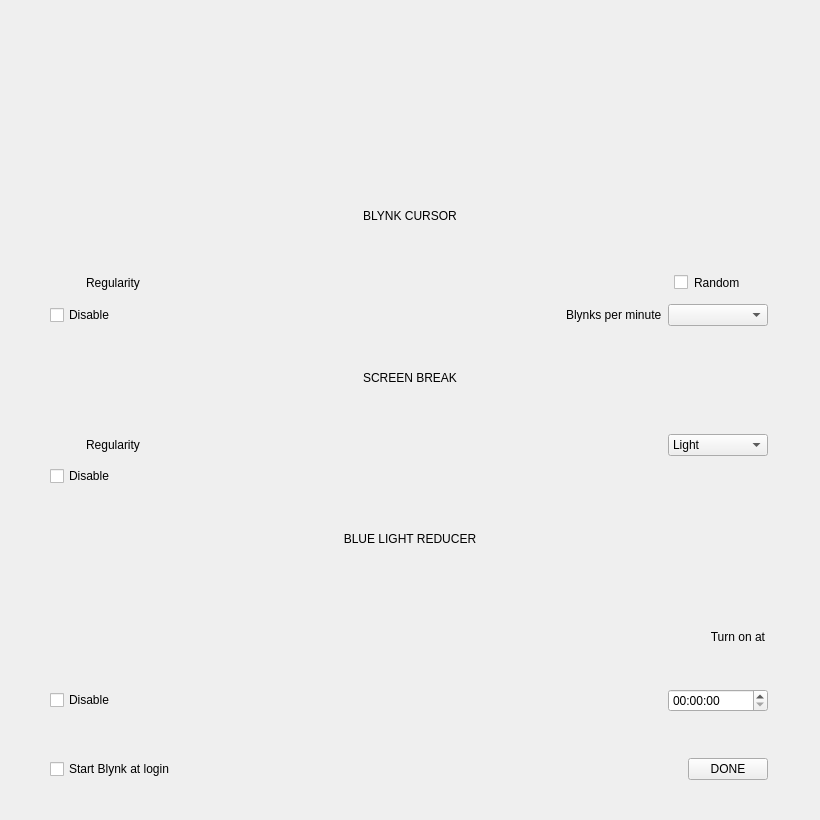
Qt form blynk/blynkwindow.ui (flegall2014/Blynk) before a commit.
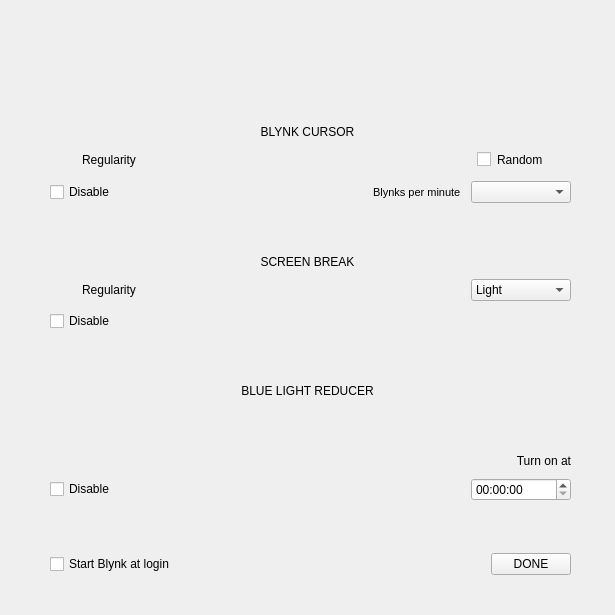
The same form after that commit. Icons and pictures are not drawn. Custom widgets are drawn as their Qt base class.

Patch:
```diff
--- a/blynk/blynkwindow.ui
+++ b/blynk/blynkwindow.ui
@@ -6,20 +6,20 @@
    <rect>
     <x>0</x>
     <y>0</y>
-    <width>820</width>
-    <height>820</height>
+    <width>615</width>
+    <height>615</height>
    </rect>
   </property>
   <property name="minimumSize">
    <size>
-    <width>640</width>
-    <height>640</height>
+    <width>615</width>
+    <height>615</height>
    </size>
   </property>
   <property name="maximumSize">
    <size>
-    <width>820</width>
-    <height>820</height>
+    <width>615</width>
+    <height>615</height>
    </size>
   </property>
   <property name="windowTitle">
@@ -41,77 +41,11 @@
    <property name="verticalSpacing">
     <number>6</number>
    </property>
-   <item row="10" column="0">
-    <layout class="QHBoxLayout" name="horizontalLayout_11" stretch="0,0,0">
-     <property name="leftMargin">
-      <number>10</number>
-     </property>
-     <property name="rightMargin">
-      <number>12</number>
-     </property>
-     <item>
-      <widget class="QCheckBox" name="wBlueLightReducerEnabled">
-       <property name="text">
-        <string>Disable</string>
-       </property>
-      </widget>
-     </item>
-     <item>
-      <spacer name="horizontalSpacer_3">
-       <property name="orientation">
-        <enum>Qt::Horizontal</enum>
-       </property>
-       <property name="sizeHint" stdset="0">
-        <size>
-         <width>40</width>
-         <height>20</height>
-        </size>
-       </property>
-      </spacer>
-     </item>
-     <item>
-      <widget class="QTimeEdit" name="wStartTimeEdit">
-       <property name="sizePolicy">
-        <sizepolicy hsizetype="Fixed" vsizetype="Fixed">
-         <horstretch>0</horstretch>
-         <verstretch>0</verstretch>
-        </sizepolicy>
-       </property>
-       <property name="minimumSize">
-        <size>
-         <width>100</width>
-         <height>0</height>
-        </size>
-       </property>
-       <property name="maximumSize">
-        <size>
-         <width>100</width>
-         <height>16777215</height>
-        </size>
-       </property>
-      </widget>
-     </item>
-    </layout>
-   </item>
-   <item row="0" column="0">
-    <layout class="QVBoxLayout" name="verticalLayout">
-     <item>
-      <layout class="QHBoxLayout" name="horizontalLayout_2">
-       <item>
-        <widget class="ImageWidget" name="wLogoArea" native="true"/>
-       </item>
-      </layout>
-     </item>
-    </layout>
-   </item>
-   <item row="11" column="0">
-    <spacer name="verticalSpacer">
+   <item row="5" column="0">
+    <spacer name="verticalSpacer_4">
      <property name="orientation">
       <enum>Qt::Vertical</enum>
      </property>
-     <property name="sizeType">
-      <enum>QSizePolicy::Fixed</enum>
-     </property>
      <property name="sizeHint" stdset="0">
       <size>
        <width>20</width>
@@ -121,148 +55,58 @@
     </spacer>
    </item>
    <item row="6" column="0">
-    <layout class="QHBoxLayout" name="horizontalLayout_4">
-     <property name="leftMargin">
-      <number>0</number>
-     </property>
-     <property name="rightMargin">
-      <number>12</number>
-     </property>
+    <layout class="QHBoxLayout" name="horizontalLayout_5">
      <item>
-      <widget class="QPushButton" name="wScreenBreakHelp">
-       <property name="sizePolicy">
-        <sizepolicy hsizetype="Fixed" vsizetype="Fixed">
-         <horstretch>0</horstretch>
-         <verstretch>0</verstretch>
-        </sizepolicy>
-       </property>
+      <widget class="QLabel" name="wScreenBreakLabel">
        <property name="text">
-        <string/>
+        <string>SCREEN BREAK</string>
        </property>
-       <property name="icon">
-        <iconset resource="resources.qrc">
-         <normaloff>:/icons/ico-question.png</normaloff>:/icons/ico-question.png</iconset>
+       <property name="alignment">
+        <set>Qt::AlignCenter</set>
        </property>
-       <property name="iconSize">
-        <size>
-         <width>32</width>
-         <height>32</height>
-        </size>
-       </property>
-       <property name="flat">
-        <bool>true</bool>
-       </property>
-      </widget>
-     </item>
-     <item>
-      <widget class="QLabel" name="label_4">
-       <property name="text">
-        <string>Regularity</string>
-       </property>
-      </widget>
-     </item>
-     <item>
-      <layout class="QVBoxLayout" name="verticalLayout_3">
-       <item>
-        <spacer name="verticalSpacer_3">
-         <property name="orientation">
-          <enum>Qt::Vertical</enum>
-         </property>
-         <property name="sizeType">
-          <enum>QSizePolicy::Fixed</enum>
-         </property>
-         <property name="sizeHint" stdset="0">
-          <size>
-           <width>20</width>
-           <height>30</height>
-          </size>
-         </property>
-        </spacer>
-       </item>
-       <item>
-        <widget class="Slider" name="wScreenBreakSlider" native="true">
-         <property name="sizePolicy">
-          <sizepolicy hsizetype="Expanding" vsizetype="Preferred">
-           <horstretch>0</horstretch>
-           <verstretch>0</verstretch>
-          </sizepolicy>
-         </property>
-        </widget>
-       </item>
-      </layout>
-     </item>
-     <item>
-      <widget class="QPushButton" name="wScreenBreakStrengthHelp">
-       <property name="sizePolicy">
-        <sizepolicy hsizetype="Fixed" vsizetype="Fixed">
-         <horstretch>0</horstretch>
-         <verstretch>0</verstretch>
-        </sizepolicy>
-       </property>
-       <property name="text">
-        <string/>
-       </property>
-       <property name="icon">
-        <iconset resource="resources.qrc">
-         <normaloff>:/icons/ico-question.png</normaloff>:/icons/ico-question.png</iconset>
-       </property>
-       <property name="iconSize">
-        <size>
-         <width>32</width>
-         <height>32</height>
-        </size>
-       </property>
-       <property name="flat">
-        <bool>true</bool>
-       </property>
-      </widget>
-     </item>
-     <item>
-      <widget class="QComboBox" name="wScreenBreakStrengthCombo">
-       <property name="sizePolicy">
-        <sizepolicy hsizetype="Fixed" vsizetype="Fixed">
-         <horstretch>0</horstretch>
-         <verstretch>0</verstretch>
-        </sizepolicy>
-       </property>
-       <property name="minimumSize">
-        <size>
-         <width>100</width>
-         <height>0</height>
-        </size>
-       </property>
-       <property name="maximumSize">
-        <size>
-         <width>100</width>
-         <height>16777215</height>
-        </size>
-       </property>
-       <item>
-        <property name="text">
-         <string>Light</string>
-        </property>
-       </item>
-       <item>
-        <property name="text">
-         <string>Medium</string>
-        </property>
-       </item>
-       <item>
-        <property name="text">
-         <string>Strong</string>
-        </property>
-       </item>
       </widget>
      </item>
     </layout>
    </item>
-   <item row="12" column="0">
+   <item row="1" column="0">
+    <widget class="QWidget" name="wSeparator" native="true">
+     <property name="minimumSize">
+      <size>
+       <width>0</width>
+       <height>1</height>
+      </size>
+     </property>
+     <property name="maximumSize">
+      <size>
+       <width>16777215</width>
+       <height>1</height>
+      </size>
+     </property>
+    </widget>
+   </item>
+   <item row="9" column="0">
+    <spacer name="verticalSpacer_5">
+     <property name="orientation">
+      <enum>Qt::Vertical</enum>
+     </property>
+     <property name="sizeHint" stdset="0">
+      <size>
+       <width>20</width>
+       <height>40</height>
+      </size>
+     </property>
+    </spacer>
+   </item>
+   <item row="15" column="0">
     <layout class="QHBoxLayout" name="horizontalLayout_12">
+     <property name="spacing">
+      <number>2</number>
+     </property>
      <property name="leftMargin">
       <number>10</number>
      </property>
      <property name="rightMargin">
-      <number>12</number>
+      <number>4</number>
      </property>
      <item>
       <widget class="QCheckBox" name="wStartBlynkAtLoginCheckBox">
@@ -321,11 +165,14 @@
    </item>
    <item row="3" column="0">
     <layout class="QHBoxLayout" name="horizontalLayout_7">
+     <property name="spacing">
+      <number>2</number>
+     </property>
      <property name="leftMargin">
       <number>0</number>
      </property>
      <property name="rightMargin">
-      <number>12</number>
+      <number>4</number>
      </property>
      <item>
       <widget class="QPushButton" name="wBlynkCursorHelp">
@@ -454,11 +301,14 @@
    </item>
    <item row="4" column="0">
     <layout class="QHBoxLayout" name="horizontalLayout_6">
+     <property name="spacing">
+      <number>2</number>
+     </property>
      <property name="leftMargin">
       <number>10</number>
      </property>
      <property name="rightMargin">
-      <number>12</number>
+      <number>4</number>
      </property>
      <item>
       <widget class="QCheckBox" name="wBlynkCursorEnabled">
@@ -482,11 +332,32 @@
      </item>
      <item>
       <widget class="QLabel" name="label_2">
+       <property name="font">
+        <font>
+         <pointsize>8</pointsize>
+        </font>
+       </property>
        <property name="text">
         <string>Blynks per minute</string>
        </property>
       </widget>
      </item>
+     <item>
+      <spacer name="horizontalSpacer_5">
+       <property name="orientation">
+        <enum>Qt::Horizontal</enum>
+       </property>
+       <property name="sizeType">
+        <enum>QSizePolicy::Fixed</enum>
+       </property>
+       <property name="sizeHint" stdset="0">
+        <size>
+         <width>8</width>
+         <height>20</height>
+        </size>
+       </property>
+      </spacer>
+     </item>
      <item>
       <widget class="QComboBox" name="wBlynkPerMinuteValues">
        <property name="sizePolicy">
@@ -511,7 +382,7 @@
      </item>
     </layout>
    </item>
-   <item row="8" column="0">
+   <item row="10" column="0">
     <layout class="QHBoxLayout" name="horizontalLayout_9">
      <item>
       <widget class="QLabel" name="wBlueLightReducerLabel">
@@ -525,13 +396,49 @@
      </item>
     </layout>
    </item>
-   <item row="9" column="0">
+   <item row="8" column="0">
+    <layout class="QHBoxLayout" name="horizontalLayout_3">
+     <property name="spacing">
+      <number>2</number>
+     </property>
+     <property name="leftMargin">
+      <number>10</number>
+     </property>
+     <property name="rightMargin">
+      <number>4</number>
+     </property>
+     <item>
+      <widget class="QCheckBox" name="wScreenBreakEnabled">
+       <property name="text">
+        <string>Disable</string>
+       </property>
+      </widget>
+     </item>
+     <item>
+      <spacer name="horizontalSpacer_2">
+       <property name="orientation">
+        <enum>Qt::Horizontal</enum>
+       </property>
+       <property name="sizeHint" stdset="0">
+        <size>
+         <width>40</width>
+         <height>20</height>
+        </size>
+       </property>
+      </spacer>
+     </item>
+    </layout>
+   </item>
+   <item row="12" column="0">
     <layout class="QHBoxLayout" name="horizontalLayout_10" stretch="0,0,0,0">
+     <property name="spacing">
+      <number>2</number>
+     </property>
      <property name="leftMargin">
       <number>0</number>
      </property>
      <property name="rightMargin">
-      <number>12</number>
+      <number>4</number>
      </property>
      <item>
       <widget class="QPushButton" name="wBlueLightReducerHelp">
@@ -631,7 +538,7 @@
         <enum>Qt::LeftToRight</enum>
        </property>
        <property name="styleSheet">
-        <string notr="true">padding-left: 8px</string>
+        <string notr="true"/>
        </property>
        <property name="text">
         <string>Turn on at</string>
@@ -643,65 +550,258 @@
      </item>
     </layout>
    </item>
+   <item row="13" column="0">
+    <layout class="QHBoxLayout" name="horizontalLayout_11" stretch="0,0,0">
+     <property name="spacing">
+      <number>2</number>
+     </property>
+     <property name="leftMargin">
+      <number>10</number>
+     </property>
+     <property name="rightMargin">
+      <number>4</number>
+     </property>
+     <item>
+      <widget class="QCheckBox" name="wBlueLightReducerEnabled">
+       <property name="text">
+        <string>Disable</string>
+       </property>
+      </widget>
+     </item>
+     <item>
+      <spacer name="horizontalSpacer_3">
+       <property name="orientation">
+        <enum>Qt::Horizontal</enum>
+       </property>
+       <property name="sizeHint" stdset="0">
+        <size>
+         <width>40</width>
+         <height>20</height>
+        </size>
+       </property>
+      </spacer>
+     </item>
+     <item>
+      <widget class="QTimeEdit" name="wStartTimeEdit">
+       <property name="sizePolicy">
+        <sizepolicy hsizetype="Fixed" vsizetype="Fixed">
+         <horstretch>0</horstretch>
+         <verstretch>0</verstretch>
+        </sizepolicy>
+       </property>
+       <property name="minimumSize">
+        <size>
+         <width>100</width>
+         <height>0</height>
+        </size>
+       </property>
+       <property name="maximumSize">
+        <size>
+         <width>100</width>
+         <height>16777215</height>
+        </size>
+       </property>
+      </widget>
+     </item>
+    </layout>
+   </item>
+   <item row="14" column="0">
+    <spacer name="verticalSpacer">
+     <property name="orientation">
+      <enum>Qt::Vertical</enum>
+     </property>
+     <property name="sizeType">
+      <enum>QSizePolicy::Expanding</enum>
+     </property>
+     <property name="sizeHint" stdset="0">
+      <size>
+       <width>20</width>
+       <height>20</height>
+      </size>
+     </property>
+    </spacer>
+   </item>
+   <item row="0" column="0">
+    <layout class="QVBoxLayout" name="verticalLayout">
+     <item>
+      <layout class="QHBoxLayout" name="horizontalLayout_2">
+       <item>
+        <widget class="ImageWidget" name="wLogoArea" native="true">
+         <property name="sizePolicy">
+          <sizepolicy hsizetype="Preferred" vsizetype="Expanding">
+           <horstretch>0</horstretch>
+           <verstretch>0</verstretch>
+          </sizepolicy>
+         </property>
+         <property name="minimumSize">
+          <size>
+           <width>0</width>
+           <height>48</height>
+          </size>
+         </property>
+         <property name="maximumSize">
+          <size>
+           <width>16777215</width>
+           <height>48</height>
+          </size>
+         </property>
+        </widget>
+       </item>
+      </layout>
+     </item>
+    </layout>
+   </item>
    <item row="7" column="0">
-    <layout class="QHBoxLayout" name="horizontalLayout_3">
+    <layout class="QHBoxLayout" name="horizontalLayout_4">
+     <property name="spacing">
+      <number>2</number>
+     </property>
      <property name="leftMargin">
-      <number>10</number>
+      <number>0</number>
      </property>
      <property name="rightMargin">
-      <number>12</number>
+      <number>4</number>
      </property>
      <item>
-      <widget class="QCheckBox" name="wScreenBreakEnabled">
+      <widget class="QPushButton" name="wScreenBreakHelp">
+       <property name="sizePolicy">
+        <sizepolicy hsizetype="Fixed" vsizetype="Fixed">
+         <horstretch>0</horstretch>
+         <verstretch>0</verstretch>
+        </sizepolicy>
+       </property>
        <property name="text">
-        <string>Disable</string>
+        <string/>
        </property>
+       <property name="icon">
+        <iconset resource="resources.qrc">
+         <normaloff>:/icons/ico-question.png</normaloff>:/icons/ico-question.png</iconset>
+       </property>
+       <property name="iconSize">
+        <size>
+         <width>32</width>
+         <height>32</height>
+        </size>
+       </property>
+       <property name="flat">
+        <bool>true</bool>
+       </property>
       </widget>
      </item>
      <item>
-      <spacer name="horizontalSpacer_2">
-       <property name="orientation">
-        <enum>Qt::Horizontal</enum>
+      <widget class="QLabel" name="label_4">
+       <property name="text">
+        <string>Regularity</string>
        </property>
-       <property name="sizeHint" stdset="0">
+      </widget>
+     </item>
+     <item>
+      <layout class="QVBoxLayout" name="verticalLayout_3">
+       <item>
+        <spacer name="verticalSpacer_3">
+         <property name="orientation">
+          <enum>Qt::Vertical</enum>
+         </property>
+         <property name="sizeType">
+          <enum>QSizePolicy::Fixed</enum>
+         </property>
+         <property name="sizeHint" stdset="0">
+          <size>
+           <width>20</width>
+           <height>30</height>
+          </size>
+         </property>
+        </spacer>
+       </item>
+       <item>
+        <widget class="Slider" name="wScreenBreakSlider" native="true">
+         <property name="sizePolicy">
+          <sizepolicy hsizetype="Expanding" vsizetype="Preferred">
+           <horstretch>0</horstretch>
+           <verstretch>0</verstretch>
+          </sizepolicy>
+         </property>
+        </widget>
+       </item>
+      </layout>
+     </item>
+     <item>
+      <widget class="QPushButton" name="wScreenBreakStrengthHelp">
+       <property name="sizePolicy">
+        <sizepolicy hsizetype="Fixed" vsizetype="Fixed">
+         <horstretch>0</horstretch>
+         <verstretch>0</verstretch>
+        </sizepolicy>
+       </property>
+       <property name="text">
+        <string/>
+       </property>
+       <property name="icon">
+        <iconset resource="resources.qrc">
+         <normaloff>:/icons/ico-question.png</normaloff>:/icons/ico-question.png</iconset>
+       </property>
+       <property name="iconSize">
         <size>
-         <width>40</width>
-         <height>20</height>
+         <width>32</width>
+         <height>32</height>
         </size>
        </property>
-      </spacer>
+       <property name="flat">
+        <bool>true</bool>
+       </property>
+      </widget>
      </item>
-    </layout>
-   </item>
-   <item row="5" column="0">
-    <layout class="QHBoxLayout" name="horizontalLayout_5">
      <item>
-      <widget class="QLabel" name="wScreenBreakLabel">
-       <property name="text">
-        <string>SCREEN BREAK</string>
+      <widget class="QComboBox" name="wScreenBreakStrengthCombo">
+       <property name="sizePolicy">
+        <sizepolicy hsizetype="Fixed" vsizetype="Fixed">
+         <horstretch>0</horstretch>
+         <verstretch>0</verstretch>
+        </sizepolicy>
        </property>
-       <property name="alignment">
-        <set>Qt::AlignCenter</set>
+       <property name="minimumSize">
+        <size>
+         <width>100</width>
+         <height>0</height>
+        </size>
        </property>
+       <property name="maximumSize">
+        <size>
+         <width>100</width>
+         <height>16777215</height>
+        </size>
+       </property>
+       <item>
+        <property name="text">
+         <string>Light</string>
+        </property>
+       </item>
+       <item>
+        <property name="text">
+         <string>Medium</string>
+        </property>
+       </item>
+       <item>
+        <property name="text">
+         <string>Strong</string>
+        </property>
+       </item>
       </widget>
      </item>
     </layout>
    </item>
-   <item row="1" column="0">
-    <widget class="QWidget" name="wSeparator" native="true">
-     <property name="minimumSize">
-      <size>
-       <width>0</width>
-       <height>1</height>
-      </size>
+   <item row="11" column="0">
+    <spacer name="verticalSpacer_6">
+     <property name="orientation">
+      <enum>Qt::Vertical</enum>
      </property>
-     <property name="maximumSize">
+     <property name="sizeHint" stdset="0">
       <size>
-       <width>16777215</width>
-       <height>1</height>
+       <width>20</width>
+       <height>40</height>
       </size>
      </property>
-    </widget>
+    </spacer>
    </item>
   </layout>
  </widget>
```
Left out of the diff: 2 changed lines with no effect on the pictures.
